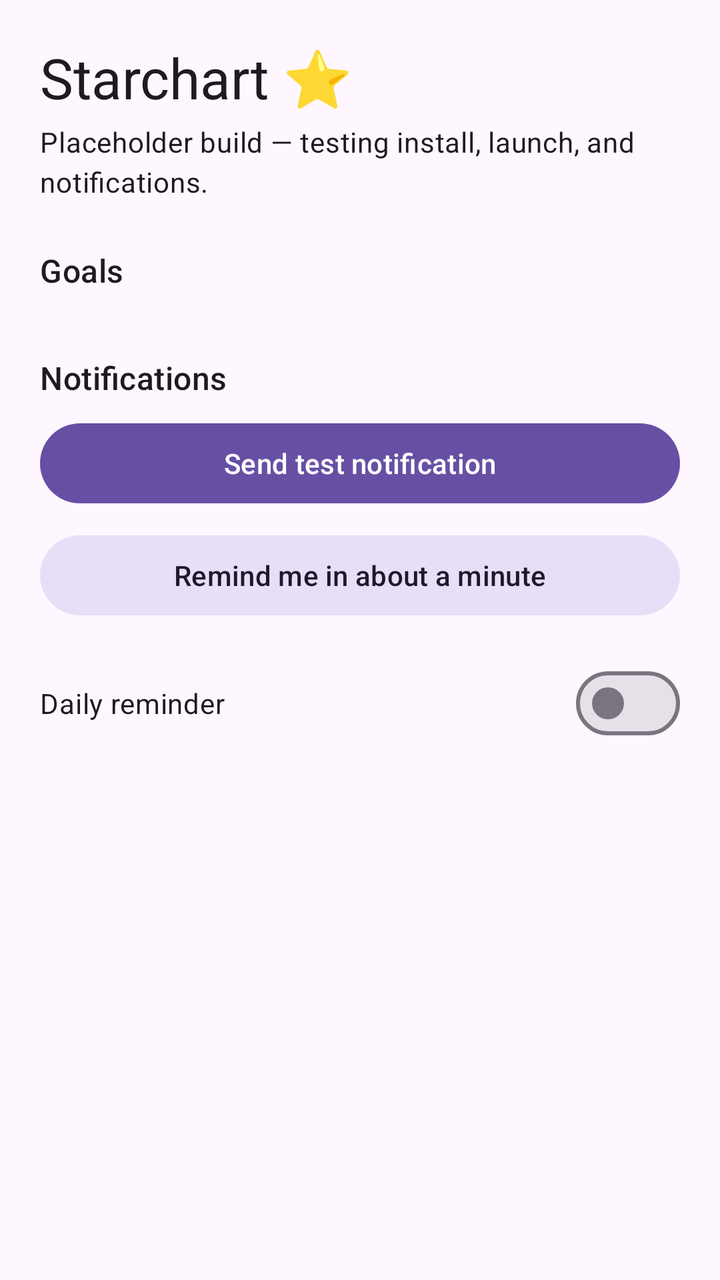
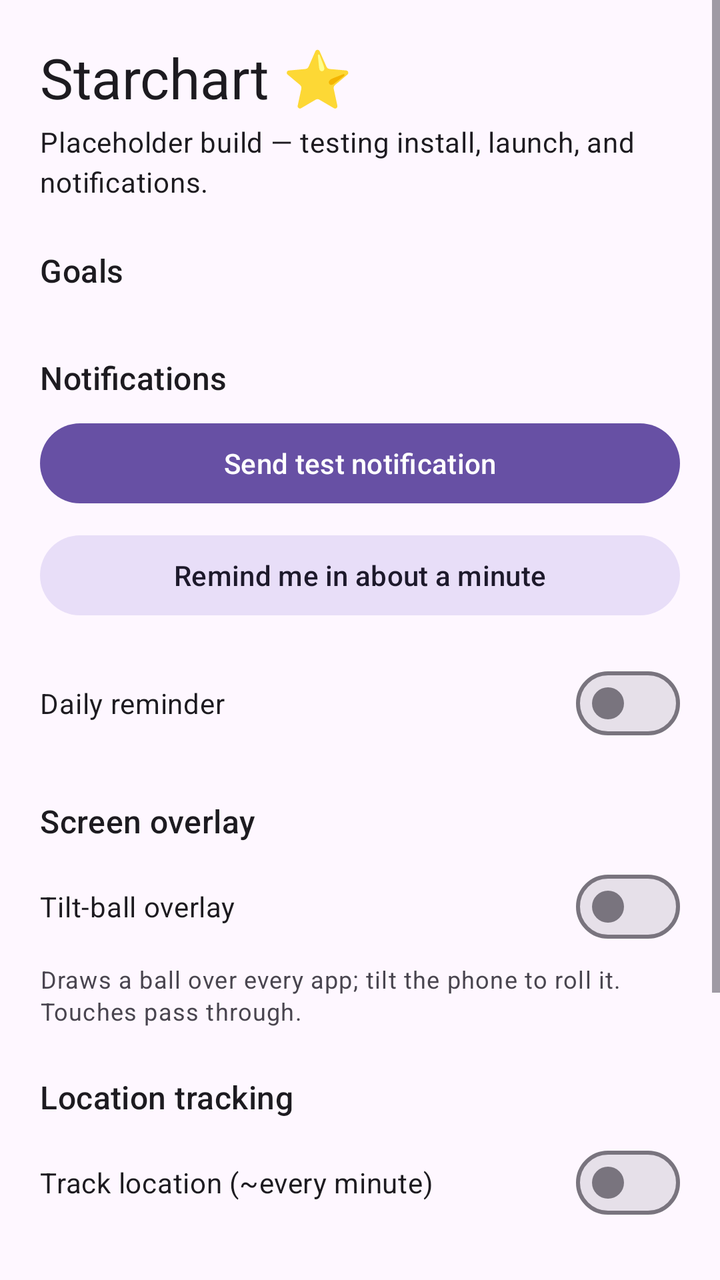

Compare the two renders of this Android layout. The source of the first and the diff that turns it into the second are given below.
<!-- AndroidManifest.xml: application theme Theme.Starchart -->
<!-- res/layout/activity_main.xml -->
<?xml version="1.0" encoding="utf-8"?>
<ScrollView xmlns:android="http://schemas.android.com/apk/res/android"
    android:layout_width="match_parent"
    android:layout_height="match_parent"
    android:fillViewport="true">

    <LinearLayout
        android:layout_width="match_parent"
        android:layout_height="wrap_content"
        android:orientation="vertical"
        android:padding="20dp">

        <TextView
            android:layout_width="wrap_content"
            android:layout_height="wrap_content"
            android:text="@string/app_title"
            android:textAppearance="?attr/textAppearanceHeadlineMedium" />

        <TextView
            android:layout_width="wrap_content"
            android:layout_height="wrap_content"
            android:layout_marginTop="4dp"
            android:text="@string/app_subtitle"
            android:textAppearance="?attr/textAppearanceBodyMedium" />

        <TextView
            android:layout_width="wrap_content"
            android:layout_height="wrap_content"
            android:layout_marginTop="24dp"
            android:text="@string/section_goals"
            android:textAppearance="?attr/textAppearanceTitleMedium" />

        <LinearLayout
            android:id="@+id/goal_container"
            android:layout_width="match_parent"
            android:layout_height="wrap_content"
            android:layout_marginTop="8dp"
            android:orientation="vertical" />

        <TextView
            android:layout_width="wrap_content"
            android:layout_height="wrap_content"
            android:layout_marginTop="24dp"
            android:text="@string/section_notifications"
            android:textAppearance="?attr/textAppearanceTitleMedium" />

        <Button
            android:id="@+id/btn_test_notification"
            android:layout_width="match_parent"
            android:layout_height="wrap_content"
            android:layout_marginTop="8dp"
            android:text="@string/btn_test_notification" />

        <Button
            android:id="@+id/btn_notify_in_one_minute"
            style="@style/Widget.Material3.Button.TonalButton"
            android:layout_width="match_parent"
            android:layout_height="wrap_content"
            android:layout_marginTop="8dp"
            android:text="@string/btn_notify_in_one_minute" />

        <com.google.android.material.materialswitch.MaterialSwitch
            android:id="@+id/switch_daily_reminder"
            android:layout_width="match_parent"
            android:layout_height="wrap_content"
            android:layout_marginTop="16dp"
            android:text="@string/switch_daily_reminder" />

    </LinearLayout>
</ScrollView>
<!-- resources referenced by this layout -->
<resources>
  <string name="app_subtitle">Placeholder build — testing install, launch, and notifications.</string>
  <string name="app_title">Starchart ⭐</string>
  <string name="btn_notify_in_one_minute">Remind me in about a minute</string>
  <string name="btn_test_notification">Send test notification</string>
  <string name="section_goals">Goals</string>
  <string name="section_notifications">Notifications</string>
  <string name="switch_daily_reminder">Daily reminder</string>
  <style name="Theme.Starchart" parent="Theme.Material3.DayNight.NoActionBar" />
</resources>

<!-- the commit's change to res/layout/activity_main.xml (unified diff, before → after) -->
@@ -66,5 +66,69 @@
             android:layout_marginTop="16dp"
             android:text="@string/switch_daily_reminder" />
 
+        <TextView
+            android:layout_width="wrap_content"
+            android:layout_height="wrap_content"
+            android:layout_marginTop="24dp"
+            android:text="@string/section_overlay"
+            android:textAppearance="?attr/textAppearanceTitleMedium" />
+
+        <com.google.android.material.materialswitch.MaterialSwitch
+            android:id="@+id/switch_overlay"
+            android:layout_width="match_parent"
+            android:layout_height="wrap_content"
+            android:layout_marginTop="8dp"
+            android:text="@string/switch_overlay" />
+
+        <TextView
+            android:layout_width="wrap_content"
+            android:layout_height="wrap_content"
+            android:layout_marginTop="4dp"
+            android:text="@string/overlay_hint"
+            android:textAppearance="?attr/textAppearanceBodySmall" />
+
+        <TextView
+            android:layout_width="wrap_content"
+            android:layout_height="wrap_content"
+            android:layout_marginTop="24dp"
+            android:text="@string/section_location"
+            android:textAppearance="?attr/textAppearanceTitleMedium" />
+
+        <com.google.android.material.materialswitch.MaterialSwitch
+            android:id="@+id/switch_location"
+            android:layout_width="match_parent"
+            android:layout_height="wrap_content"
+            android:layout_marginTop="8dp"
+            android:text="@string/switch_location" />
+
+        <TextView
+            android:id="@+id/location_status"
+            android:layout_width="wrap_content"
+            android:layout_height="wrap_content"
+            android:layout_marginTop="4dp"
+            android:textAppearance="?attr/textAppearanceBodyMedium" />
+
+        <Button
+            android:id="@+id/btn_export_locations"
+            style="@style/Widget.Material3.Button.TonalButton"
+            android:layout_width="match_parent"
+            android:layout_height="wrap_content"
+            android:layout_marginTop="8dp"
+            android:text="@string/btn_export_locations" />
+
+        <Button
+            android:id="@+id/btn_background_location"
+            style="@style/Widget.Material3.Button.TextButton"
+            android:layout_width="match_parent"
+            android:layout_height="wrap_content"
+            android:text="@string/btn_background_location" />
+
+        <Button
+            android:id="@+id/btn_battery_optimizations"
+            style="@style/Widget.Material3.Button.TextButton"
+            android:layout_width="match_parent"
+            android:layout_height="wrap_content"
+            android:text="@string/btn_battery_optimizations" />
+
     </LinearLayout>
 </ScrollView>
<!-- resource entries referenced after the edit -->
@@ -2,11 +2,19 @@
 <resources>
   <string name="app_subtitle">Placeholder build — testing install, launch, and notifications.</string>
   <string name="app_title">Starchart ⭐</string>
+  <string name="btn_background_location">Allow all-the-time location (auto-restart after reboot)</string>
+  <string name="btn_battery_optimizations">Exempt from battery optimization (more reliable)</string>
+  <string name="btn_export_locations">Export locations as CSV</string>
   <string name="btn_notify_in_one_minute">Remind me in about a minute</string>
   <string name="btn_test_notification">Send test notification</string>
+  <string name="overlay_hint">Draws a ball over every app; tilt the phone to roll it. Touches pass through.</string>
   <string name="section_goals">Goals</string>
+  <string name="section_location">Location tracking</string>
   <string name="section_notifications">Notifications</string>
+  <string name="section_overlay">Screen overlay</string>
   <string name="switch_daily_reminder">Daily reminder</string>
+  <string name="switch_location">Track location (~every minute)</string>
+  <string name="switch_overlay">Tilt-ball overlay</string>
   <style name="Theme.Starchart" parent="Theme.Material3.DayNight.NoActionBar" />
 </resources>
 
